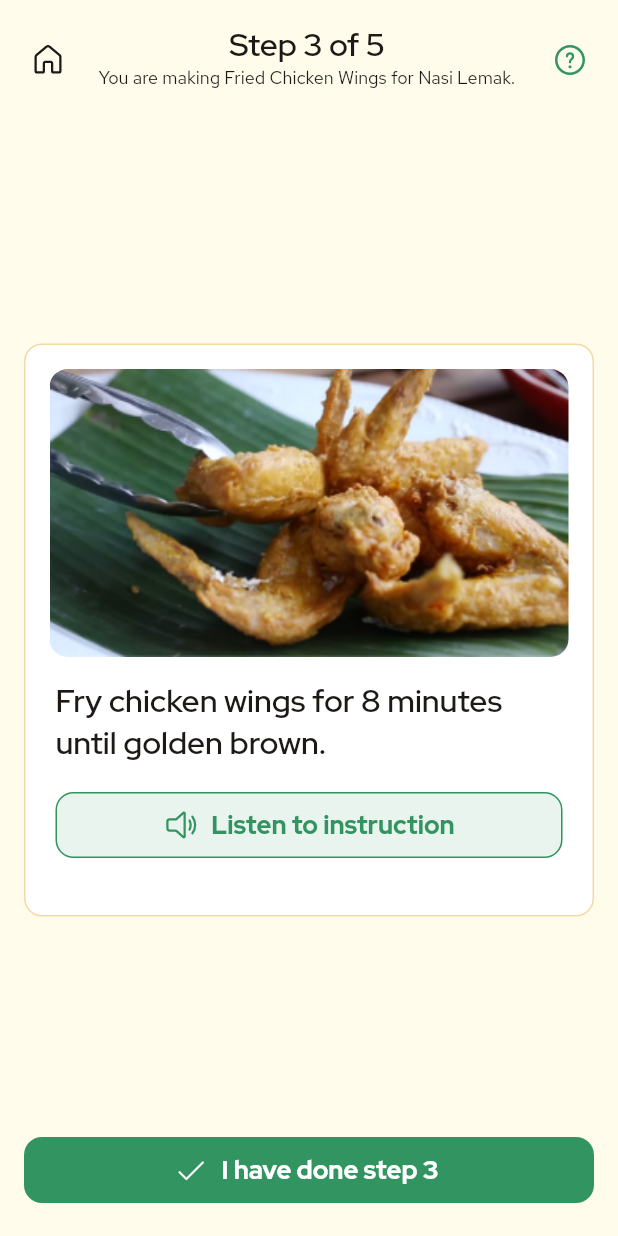
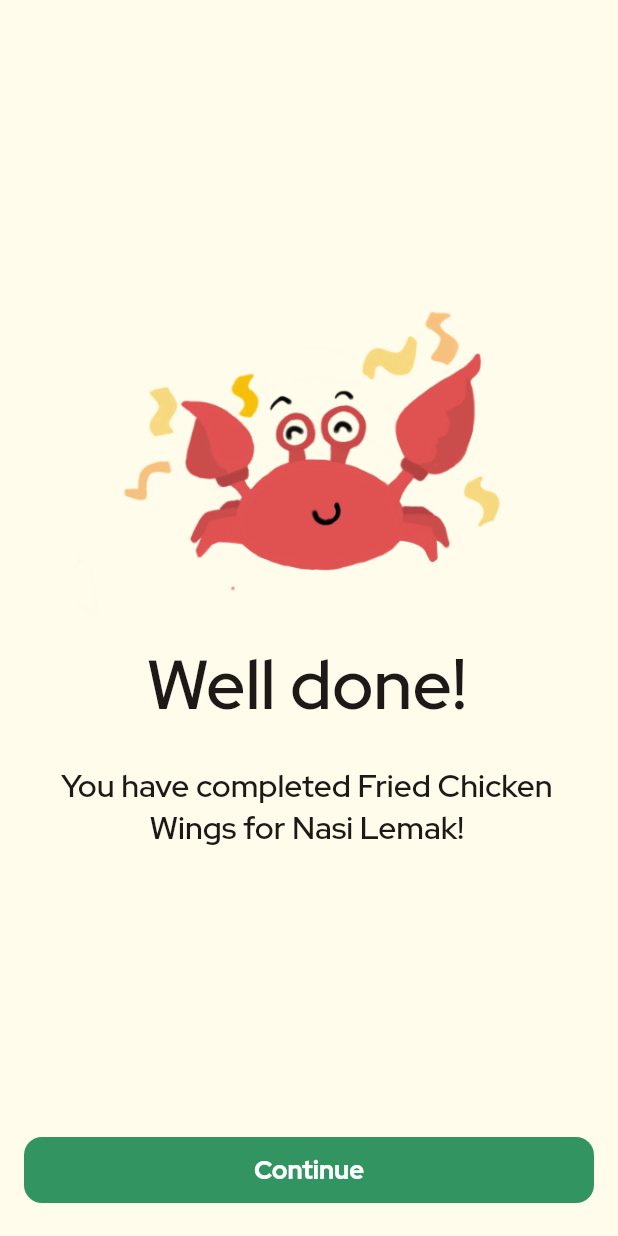
Before and after one commit to cervonwong/mint, a Flutter app: the StepDetailScreen screen opened by its route, after a tap on "I have done step 3", on a phone screen of 412 x 824 dp. Run offline on Flutter 3.47's test engine with Material 2 defaults, Android fonts, the phone set to English and light mode, and no system bars; our stand-ins replace cloud_firestore, firebase_core, fluentui_system_icons; accounts and stored records are empty.

Commit message:
Implement UI for recipe completion screen

```diff
--- a/lib/main.dart
+++ b/lib/main.dart
@@ -9,6 +9,7 @@ import 'package:flutter/material.dart';
 import 'package:firebase_core/firebase_core.dart';
 
 import 'package:mint/main/ui/constants/theme_constants.dart';
+import 'package:mint/main/ui/screens/trainee/recipe_completion_screen.dart';
 import 'package:mint/main/ui/screens/trainee/step_detail_screen.dart';
 import 'main/di/injection_container.dart' as injection_container;
 import 'main/ui/screens/trainee/recipe_catalogue_screen.dart';
@@ -35,6 +36,7 @@ class MyApp extends StatelessWidget {
       routes: {
         RecipeCatalogueScreen.routeName: (context) => RecipeCatalogueScreen(),
         StepDetailScreen.routeName: (context) => StepDetailScreen(),
+        RecipeCompletionScreen.routeName: (context) => RecipeCompletionScreen(),
       },
     );
   }
--- /dev/null
+++ b/lib/main/ui/screens/trainee/recipe_completion_screen.dart
@@ -0,0 +1,79 @@
+/*
+ * Copyright (C) 2021 Cervon Wong and Lee I-Shiang
+ */
+
+import 'package:flutter/material.dart';
+
+import 'package:mint/main/ui/constants/theme_constants.dart';
+import 'package:mint/main/ui/screens/trainee/recipe_catalogue_screen.dart';
+import 'package:mint/main/ui/utils/layout_calculator.dart';
+import '../../shared_components/shared_buttons.dart';
+
+class RecipeCompletionScreen extends StatelessWidget {
+  static const routeName = 'recipe_completion';
+  final String recipeName;
+
+  // TODO: 10/28/2021 When logic implemented, recipeName should be retrieved
+  //  from some controller which knows what the current recipe is.
+  RecipeCompletionScreen() : recipeName = 'Fried Chicken Wings for Nasi Lemak';
+
+  @override
+  Widget build(BuildContext context) {
+    return Scaffold(
+      body: Padding(
+        padding: EdgeInsets.symmetric(
+          horizontal: LayoutCalculator.wideMargin(context: context),
+        ),
+        child: Column(
+          crossAxisAlignment: CrossAxisAlignment.stretch,
+          children: [
+            Expanded(
+              child: Center(
+                child: ListView(
+                  shrinkWrap: true,
+                  children: [
+                    const Image(
+                      width: 360.0,
+                      height: 240.0,
+                      image: AssetImage(
+                        'assets/illustrations/Crab_WooHoo.png',
+                      ),
+                    ),
+                    SelectableText(
+                      'Well done!',
+                      textAlign: TextAlign.center,
+                      style: ThemeConstants.headline3,
+                    ),
+                    const SizedBox(height: 24.0),
+                    SelectableText(
+                      'You have completed $recipeName!',
+                      textAlign: TextAlign.center,
+                      style: ThemeConstants.headline6,
+                    ),
+                  ],
+                ),
+              ),
+            ),
+            ElevatedButton7(
+              onPressed: () {
+                if (Navigator.canPop(context)) {
+                  Navigator.pop(context);
+                } else {
+                  // Technically should not happen, unless in development.
+                  Navigator.popAndPushNamed(
+                      context, RecipeCatalogueScreen.routeName);
+                }
+              },
+              child: const Text('Continue'),
+            ),
+            SizedBox(
+              height: LayoutCalculator.bottomButtonBottomMargin(
+                context: context,
+              ),
+            ),
+          ],
+        ),
+      ),
+    );
+  }
+}
--- a/lib/main/ui/screens/trainee/step_detail_screen.dart
+++ b/lib/main/ui/screens/trainee/step_detail_screen.dart
@@ -3,10 +3,11 @@
  */
 
 import 'package:flutter/material.dart';
+import 'package:flutter/rendering.dart';
 
 import 'package:fluentui_system_icons/fluentui_system_icons.dart';
-import 'package:flutter/rendering.dart';
 
+import 'package:mint/main/ui/screens/trainee/recipe_completion_screen.dart';
 import '../../constants/color_constants.dart';
 import '../../constants/theme_constants.dart';
 import '../../shared_components/listen_button.dart';
@@ -14,6 +15,10 @@ import '../../shared_components/shared_app_bars.dart';
 import '../../shared_components/shared_buttons.dart';
 import '../../utils/layout_calculator.dart';
 import 'recipe_catalogue_screen.dart';
+
+// TODO: 10/28/2021 For design, to remove hardcode for app bar, to create
+//  animation when moving between steps, slightly adjusted padding when
+//  image not present.
 
 class StepDetailScreen extends StatefulWidget {
   static const routeName = 'steps';
@@ -61,15 +66,20 @@ class _StepDetailScreenState extends State<StepDetailScreen> {
               ),
             ),
             ElevatedButtonWithIcon7(
-              onPressed: () {},
+              onPressed: () {
+                Navigator.pushNamedAndRemoveUntil(
+                  context,
+                  RecipeCompletionScreen.routeName,
+                  (route) => route.isFirst,
+                );
+              },
               icon: const Icon(FluentIcons.checkmark_24_regular),
               label: const Text('I have done step 3'),
             ),
             SizedBox(
-              height: LayoutCalculator.breakpoint(context: context) ==
-                      LayoutBreakpoint.smallest
-                  ? 16.0
-                  : 24.0,
+              height: LayoutCalculator.bottomButtonBottomMargin(
+                context: context,
+              ),
             ),
           ],
         ),
--- a/lib/main/ui/utils/layout_calculator.dart
+++ b/lib/main/ui/utils/layout_calculator.dart
@@ -64,6 +64,21 @@ class LayoutCalculator {
   static double appBarVerticalMargin({required BuildContext context}) {
     return 16.0;
   }
+
+  static double bottomButtonBottomMargin({required BuildContext context}) {
+    switch (breakpoint(context: context)) {
+      case LayoutBreakpoint.smallest:
+        return 16.0;
+      case LayoutBreakpoint.small:
+        return 24.0;
+      case LayoutBreakpoint.medium:
+        return 24.0;
+      case LayoutBreakpoint.large:
+        return 24.0;
+      case LayoutBreakpoint.largest:
+        return 24.0;
+    }
+  }
 }
 
 // The relative size of the app window wrt to the width of the app window.
--- a/pubspec.yaml
+++ b/pubspec.yaml
@@ -28,6 +28,7 @@ dev_dependencies:
 
 flutter:
   assets:
+    - assets/illustrations/
     - assets/sample_images/
   fonts:
     - family: Red Hat Text
```
Also changed, not shown: assets/illustrations/Crab_WooHoo.png (added).
